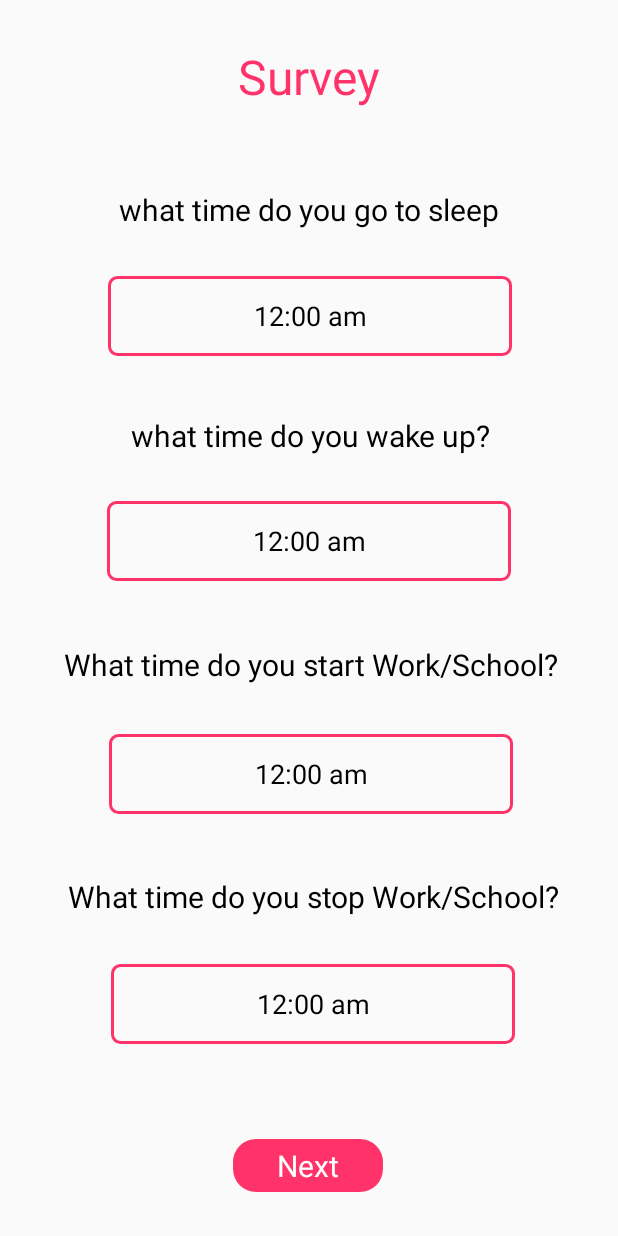
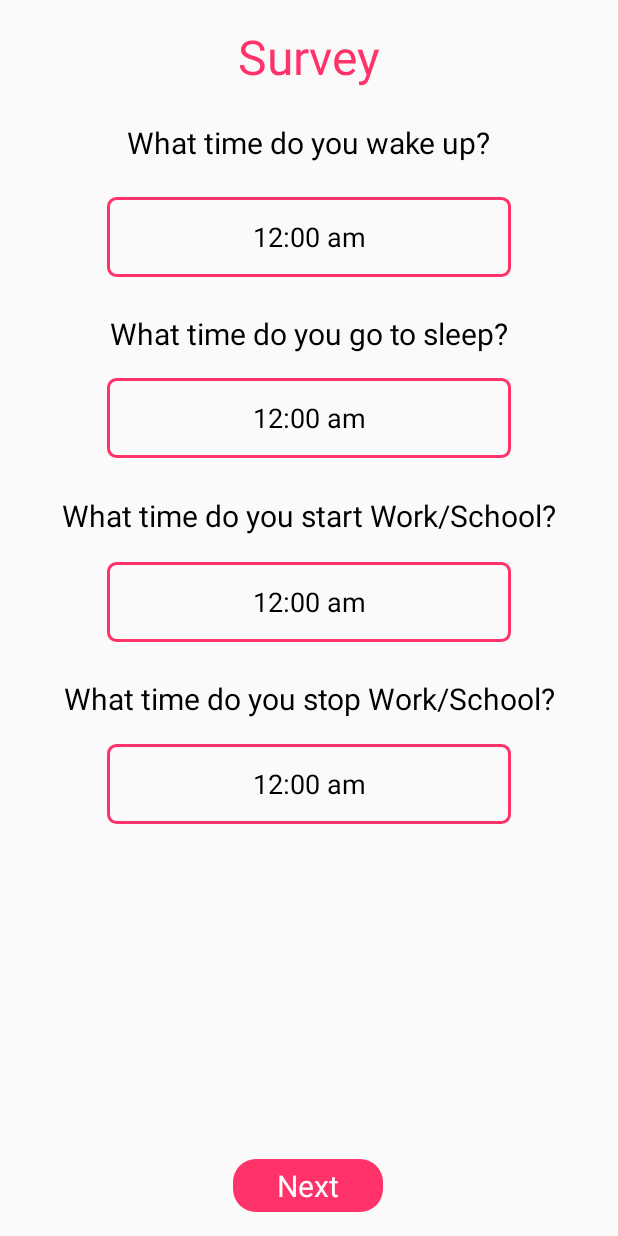
Before and after one commit to Jaxon1517/Scheduler, an Android app: the SurveyActivity screen opened directly, with no data from a screen before it, on a phone screen of 412 x 824 dp. Run offline under Robolectric (Android 15) with nearby library versions, the phone set to English and light mode, and no system bars.

Commit message:
Fixed Survey Activity

```diff
--- a/app/src/main/java/com/example/scheduler/AboutActivity.java
+++ b/app/src/main/java/com/example/scheduler/AboutActivity.java
@@ -31,7 +31,7 @@ public class AboutActivity extends AppIntro {
                 R.drawable.planiitlogo,
                 ContextCompat.getColor(getApplicationContext(),R.color.mainPurp)));
         addSlide(AppIntroFragment.newInstance(
-                "Organizations",
+                "Organization",
                 "Go through our short survey in order to optimize your schedule.",
                 R.drawable.planiitlogo,
                 ContextCompat.getColor(getApplicationContext(),R.color.sndLight),
--- a/app/src/main/res/layout/activity_survey.xml
+++ b/app/src/main/res/layout/activity_survey.xml
@@ -11,37 +11,32 @@
         android:layout_width="wrap_content"
         android:layout_height="wrap_content"
         android:layout_marginTop="16dp"
-        android:layout_marginBottom="32dp"
         android:text="Survey"
         android:textColor="#FF3369"
         android:textSize="32sp"
-        app:layout_constraintBottom_toTopOf="@+id/wakeUpEditText"
         app:layout_constraintEnd_toEndOf="parent"
         app:layout_constraintStart_toStartOf="parent"
         app:layout_constraintTop_toTopOf="parent" />
 
     <TextView
-        android:id="@+id/wakeUpEditText"
+        android:id="@+id/sleepTextView"
         android:layout_width="320dp"
         android:layout_height="43dp"
-        android:layout_marginBottom="10dp"
+        android:layout_marginTop="16dp"
         android:ems="10"
         android:gravity="center"
-        android:text="what time do you go to sleep"
+        android:text="What time do you go to sleep?"
         android:textColor="#000000"
         android:textSize="20dp"
-        app:layout_constraintBottom_toTopOf="@+id/sleepTime"
-        app:layout_constraintEnd_toEndOf="@+id/survey_text_view"
-        app:layout_constraintHorizontal_bias="0.502"
-        app:layout_constraintStart_toStartOf="@+id/survey_text_view"
-        app:layout_constraintTop_toBottomOf="@+id/survey_text_view"
-        app:layout_constraintVertical_bias="0.78" />
+        app:layout_constraintEnd_toEndOf="parent"
+        app:layout_constraintStart_toStartOf="parent"
+        app:layout_constraintTop_toBottomOf="@+id/wakeupTime" />
 
     <TextView
         android:id="@+id/sleepTime"
         android:layout_width="269dp"
         android:layout_height="53dp"
-        android:layout_marginBottom="20dp"
+        android:layout_marginTop="8dp"
         android:background="@drawable/edit"
         android:ems="10"
         android:foregroundGravity="center_horizontal"
@@ -52,33 +47,30 @@
         android:textColor="#000000"
         android:textColorHint="#000000"
         android:textSize="18dp"
-        app:layout_constraintBottom_toTopOf="@+id/sleepEditText"
-        app:layout_constraintEnd_toEndOf="@+id/wakeUpEditText"
-        app:layout_constraintHorizontal_bias="0.509"
-        app:layout_constraintStart_toStartOf="@+id/wakeUpEditText"
-        app:layout_constraintTop_toBottomOf="@+id/wakeUpEditText" />
+        app:layout_constraintEnd_toEndOf="parent"
+        app:layout_constraintStart_toStartOf="parent"
+        app:layout_constraintTop_toBottomOf="@+id/sleepTextView" />
 
     <TextView
-        android:id="@+id/sleepEditText"
+        android:id="@+id/wakeUpTextView"
         android:layout_width="320dp"
         android:layout_height="40dp"
-        android:layout_marginBottom="10dp"
+        android:layout_marginTop="16dp"
         android:ems="10"
         android:gravity="center"
-        android:text="what time do you wake up?"
+        android:text="What time do you wake up?"
         android:textColor="#000000"
         android:textSize="20dp"
-        app:layout_constraintBottom_toTopOf="@+id/wakeupTime"
-        app:layout_constraintEnd_toEndOf="@+id/sleepTime"
-        app:layout_constraintHorizontal_bias="0.509"
-        app:layout_constraintStart_toStartOf="@+id/sleepTime"
-        app:layout_constraintTop_toBottomOf="@+id/sleepTime" />
+        app:layout_constraintEnd_toEndOf="parent"
+        app:layout_constraintHorizontal_bias="0.494"
+        app:layout_constraintStart_toStartOf="parent"
+        app:layout_constraintTop_toBottomOf="@+id/survey_text_view" />
 
     <TextView
         android:id="@+id/wakeupTime"
         android:layout_width="269dp"
         android:layout_height="53dp"
-        android:layout_marginBottom="20dp"
+        android:layout_marginTop="16dp"
         android:background="@drawable/edit"
         android:ems="10"
         android:foregroundGravity="center_horizontal"
@@ -89,34 +81,30 @@
         android:textColor="#000000"
         android:textColorHint="#000000"
         android:textSize="18dp"
-        app:layout_constraintBottom_toTopOf="@+id/start_work_time_edit_text"
-        app:layout_constraintEnd_toEndOf="@+id/sleepEditText"
-        app:layout_constraintHorizontal_bias="0.49"
-        app:layout_constraintStart_toStartOf="@+id/sleepEditText"
-        app:layout_constraintTop_toBottomOf="@+id/sleepEditText" />
+        app:layout_constraintEnd_toEndOf="parent"
+        app:layout_constraintStart_toStartOf="parent"
+        app:layout_constraintTop_toBottomOf="@+id/wakeUpTextView" />
 
 
     <TextView
         android:id="@+id/start_work_time_edit_text"
         android:layout_width="341dp"
         android:layout_height="45dp"
-        android:layout_marginBottom="10dp"
+        android:layout_marginTop="16dp"
         android:ems="10"
         android:gravity="center"
         android:text="What time do you start Work/School?"
         android:textColor="#000000"
         android:textSize="20dp"
-        app:layout_constraintBottom_toTopOf="@+id/StartWorkTIme"
-        app:layout_constraintEnd_toEndOf="@+id/wakeupTime"
-        app:layout_constraintHorizontal_bias="0.486"
-        app:layout_constraintStart_toStartOf="@+id/wakeupTime"
-        app:layout_constraintTop_toBottomOf="@+id/wakeupTime" />
+        app:layout_constraintEnd_toEndOf="parent"
+        app:layout_constraintStart_toStartOf="parent"
+        app:layout_constraintTop_toBottomOf="@+id/sleepTime" />
 
     <TextView
         android:id="@+id/StartWorkTIme"
         android:layout_width="269dp"
         android:layout_height="53dp"
-        android:layout_marginBottom="20dp"
+        android:layout_marginTop="8dp"
         android:background="@drawable/edit"
         android:ems="10"
         android:foregroundGravity="center_horizontal"
@@ -127,16 +115,15 @@
         android:textColor="#000000"
         android:textColorHint="#000000"
         android:textSize="18dp"
-        app:layout_constraintBottom_toTopOf="@+id/end_time_edit_text"
-        app:layout_constraintEnd_toEndOf="@+id/start_work_time_edit_text"
-        app:layout_constraintStart_toStartOf="@+id/start_work_time_edit_text"
+        app:layout_constraintEnd_toEndOf="parent"
+        app:layout_constraintStart_toStartOf="parent"
         app:layout_constraintTop_toBottomOf="@+id/start_work_time_edit_text" />
 
     <TextView
         android:id="@+id/endWorkTime"
         android:layout_width="269dp"
         android:layout_height="53dp"
-        android:layout_marginBottom="50dp"
+        android:layout_marginTop="8dp"
         android:background="@drawable/edit"
         android:ems="10"
         android:foregroundGravity="center_horizontal"
@@ -147,25 +134,22 @@
         android:textColor="#000000"
         android:textColorHint="#000000"
         android:textSize="18dp"
-        app:layout_constraintBottom_toTopOf="@+id/nextButton"
-        app:layout_constraintEnd_toEndOf="@+id/end_time_edit_text"
-        app:layout_constraintStart_toStartOf="@+id/end_time_edit_text"
+        app:layout_constraintEnd_toEndOf="parent"
+        app:layout_constraintStart_toStartOf="parent"
         app:layout_constraintTop_toBottomOf="@+id/end_time_edit_text" />
 
     <TextView
         android:id="@+id/end_time_edit_text"
         android:layout_width="341dp"
         android:layout_height="44dp"
-        android:layout_marginBottom="10dp"
+        android:layout_marginTop="16dp"
         android:ems="10"
         android:gravity="center"
         android:text="What time do you stop Work/School?"
         android:textColor="#000000"
         android:textSize="20dp"
-        app:layout_constraintBottom_toTopOf="@+id/endWorkTime"
-        app:layout_constraintEnd_toEndOf="@+id/StartWorkTIme"
-        app:layout_constraintHorizontal_bias="0.486"
-        app:layout_constraintStart_toStartOf="@+id/StartWorkTIme"
+        app:layout_constraintEnd_toEndOf="parent"
+        app:layout_constraintStart_toStartOf="parent"
         app:layout_constraintTop_toBottomOf="@+id/StartWorkTIme" />
 
     <TextView
@@ -182,8 +166,7 @@
         app:layout_constraintBottom_toBottomOf="parent"
         app:layout_constraintEnd_toEndOf="parent"
         app:layout_constraintHorizontal_bias="0.498"
-        app:layout_constraintStart_toStartOf="parent"
-        app:layout_constraintTop_toBottomOf="@+id/endWorkTime" />
+        app:layout_constraintStart_toStartOf="parent" />
 
 
 </androidx.constraintlayout.widget.ConstraintLayout>
```
